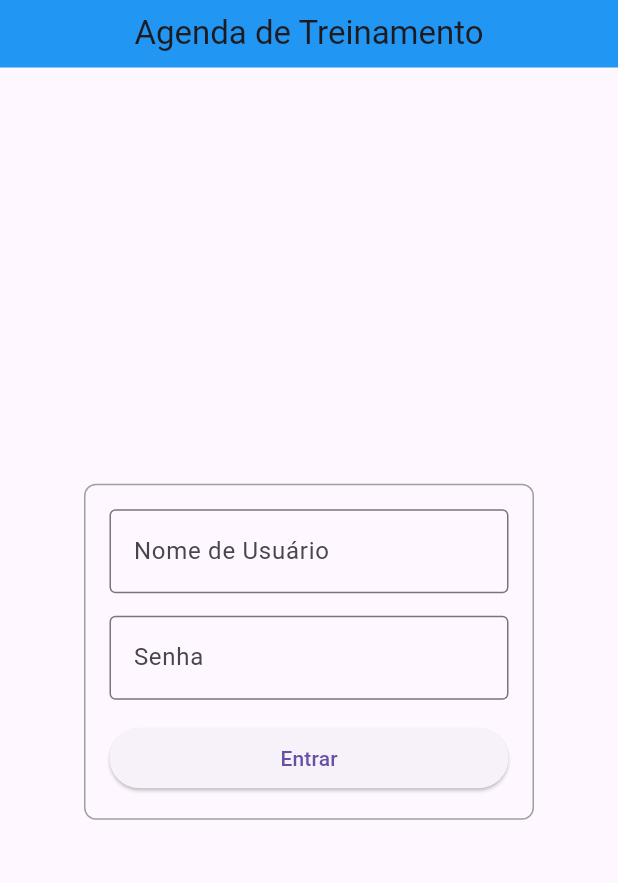
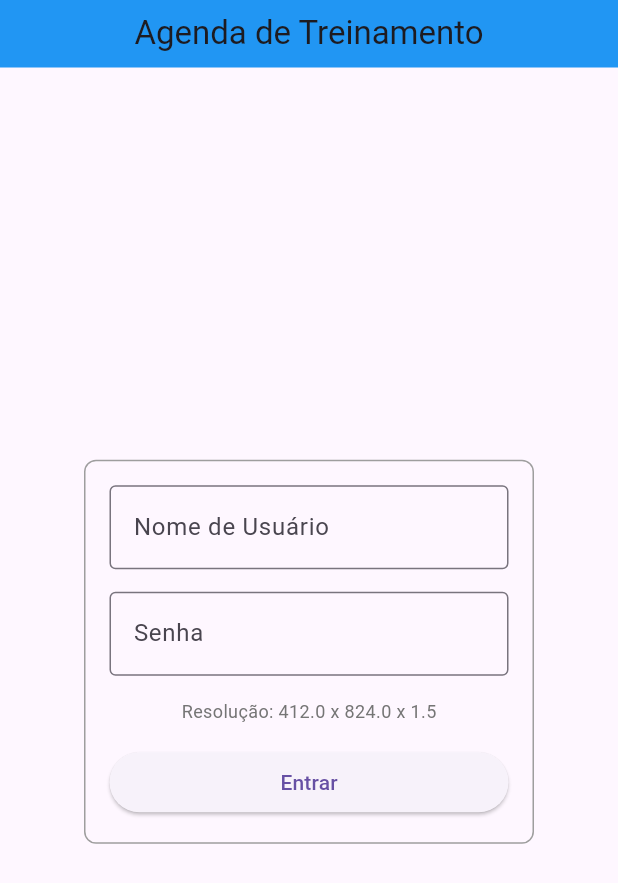
Before and after one commit to 11ange/AgendaTreinamento, a Flutter app: the screen it shows after launch, on a phone screen of 412 x 824 dp. Shown: the top 883 px of the screen. Run offline on Flutter 3.47's test engine with Material 3 defaults, Android fonts, the phone set to English and light mode, and no system bars; our stand-ins replace cloud_firestore, firebase_core, table_calendar; accounts and stored records are empty.

Commit message:
mais ajustes de layout na tela pacientes

```diff
--- a/lib/main.dart
+++ b/lib/main.dart
@@ -1,3 +1,4 @@
+// 11ange/agendatreinamento/AgendaTreinamento-f667d20bbd422772da4aba80e9e5223229c98088/lib/main.dart
 import 'package:flutter/material.dart';
 import 'package:firebase_core/firebase_core.dart';
 import 'package:intl/date_symbol_data_local.dart'; // Importe esta linha
@@ -54,6 +55,15 @@ class _LoginPageState extends State<LoginPage> {
 
   @override
   Widget build(BuildContext context) {
+    // --- LÓGICA PARA OBTER A RESOLUÇÃO ---
+    final mediaQuery = MediaQuery.of(context);
+    final size = mediaQuery.size;
+    final pixelRatio = mediaQuery.devicePixelRatio;
+    // Arredondando para garantir que sejam números inteiros
+    final physicalWidth = (size.width * pixelRatio).round();
+    final physicalHeight = (size.height * pixelRatio).round();
+    // ------------------------------------
+
     return Scaffold(
       appBar: PreferredSize(
         preferredSize: const Size.fromHeight(45.0),
@@ -91,6 +101,14 @@ class _LoginPageState extends State<LoginPage> {
                 ),
               ),
               const SizedBox(height: 15),
+              // --- WIDGET PARA EXIBIR A RESOLUÇÃO ---
+              Text(
+                //'Resolução: ${physicalWidth}x$physicalHeight px',
+                'Resolução: ${size.width} x ${size.height} x ${pixelRatio}',
+                style: TextStyle(color: Colors.grey[600], fontSize: 12),
+              ),
+              // ---------------------------------------
+              const SizedBox(height: 15),
               SizedBox( // Envolve o botão para controlar sua largura dentro do Container
                 width: double.infinity, // Ocupa a largura total do Container
                 child: ElevatedButton(
```
Also changed, not shown: lib/pacientes.dart (+8 -1 lines), 1 other file.
